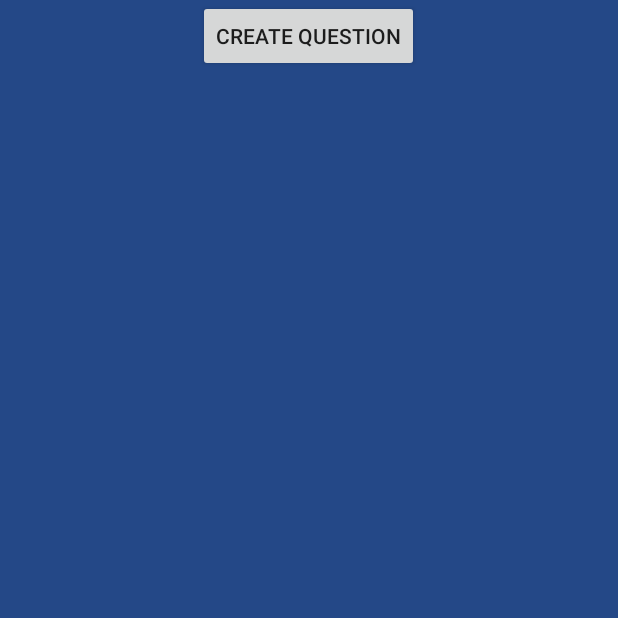
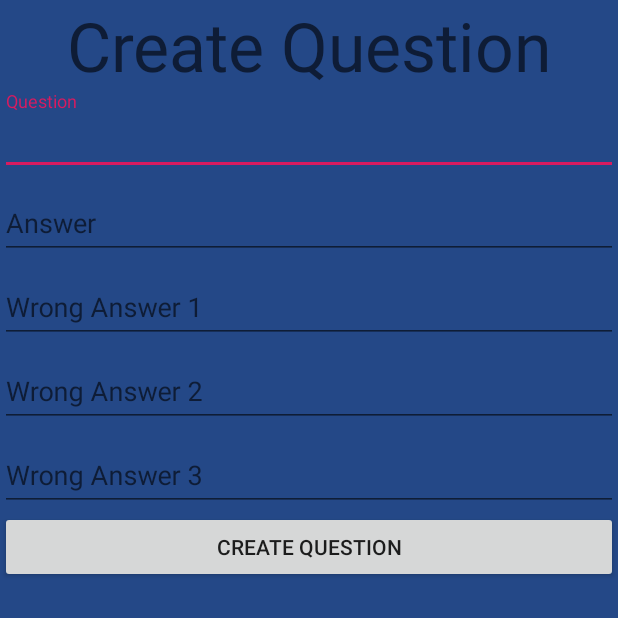
Before and after one commit to johade777/QuoteMNativeAndroid, an Android app: the QuestionsActivity screen opened directly, with no data from a screen before it, after a tap on "CREATE QUESTION", on a phone screen of 412 x 824 dp, the top half of it. Run offline under Robolectric (Android 15) with nearby library versions, the light colour scheme and no system bars; our stand-ins replace Room's generated code, RxJava.

Commit message:
Able to add questions to quizzes

```diff
--- a/app/src/main/AndroidManifest.xml
+++ b/app/src/main/AndroidManifest.xml
@@ -11,7 +11,9 @@
         android:roundIcon="@mipmap/ic_launcher_round"
         android:supportsRtl="true"
         android:theme="@style/AppTheme.NoActionBar">
-        <activity android:name=".Views_Activities.QuestionsActivity"></activity>
+        <activity android:name=".Views_Activities.CreateQuestionActivity"></activity>
+        <activity android:name=".Views_Activities.CreateQuizActivity" />
+        <activity android:name=".Views_Activities.QuestionsActivity" />
         <activity android:name=".Views_Activities.QuizzesActivity" />
         <activity
             android:name=".Views_Activities.LoginActivity"
--- /dev/null
+++ b/app/src/main/java/com/johade/quotem/Views_Activities/CreateQuestionActivity.java
@@ -0,0 +1,77 @@
+package com.johade.quotem.Views_Activities;
+
+import androidx.appcompat.app.AppCompatActivity;
+
+import android.content.Intent;
+import android.os.Bundle;
+import android.widget.Button;
+import android.widget.Toast;
+
+import com.google.android.material.textfield.TextInputEditText;
+import com.johade.quotem.R;
+import com.johade.quotem.model.InsertQuestionResponse;
+import com.johade.quotem.service.QuoteMRepository;
+
+import retrofit2.Call;
+import retrofit2.Callback;
+import retrofit2.Response;
+
+public class CreateQuestionActivity extends AppCompatActivity {
+    private QuoteMRepository repository;
+    private TextInputEditText questionInput;
+    private TextInputEditText answerInput;
+    private TextInputEditText wrongAnswerOneInput;
+    private TextInputEditText wrongAnswerTwoInput;
+    private TextInputEditText wrongAnswerThreeInput;
+    private Button insertQuestionButton;
+    private int quiz_id;
+
+    @Override
+    protected void onCreate(Bundle savedInstanceState) {
+        super.onCreate(savedInstanceState);
+        setContentView(R.layout.activity_create_question);
+
+        repository = new QuoteMRepository(this);
+
+        questionInput = findViewById(R.id.questionInput);
+        answerInput = findViewById(R.id.answerInput);
+        wrongAnswerOneInput = findViewById(R.id.wrongOneInput);
+        wrongAnswerTwoInput = findViewById(R.id.wrongTwoInput);
+        wrongAnswerThreeInput = findViewById(R.id.wrongThreeInput);
+        insertQuestionButton = findViewById(R.id.insertQuestionButton);
+        insertQuestionButton.setOnClickListener(v -> insertQuestion());
+
+        Intent intent = getIntent();
+        quiz_id = intent.getIntExtra("quiz_Id", -1);
+        if(quiz_id < 0){
+            Toast.makeText(this, "Invalid Quiz Id", Toast.LENGTH_LONG).show();
+        }
+    }
+
+    private void insertQuestion() {
+        String question = questionInput.getText().toString();
+        String answer = answerInput.getText().toString();
+        String wrong1 = wrongAnswerOneInput.getText().toString();
+        String wrong2 = wrongAnswerTwoInput.getText().toString();
+        String wrong3 = wrongAnswerThreeInput.getText().toString();
+
+        Call<InsertQuestionResponse> call = repository.insertQuestion(quiz_id, question, answer, wrong1, wrong2, wrong3);
+        call.enqueue(new Callback<InsertQuestionResponse>() {
+            @Override
+            public void onResponse(Call<InsertQuestionResponse> call, Response<InsertQuestionResponse> response) {
+                if(response.isSuccessful()) {
+                    Toast.makeText(CreateQuestionActivity.this, "Question Created", Toast.LENGTH_SHORT).show();
+                    finish();
+                }
+                else{
+                    Toast.makeText(CreateQuestionActivity.this, "Failed To Create Question", Toast.LENGTH_SHORT).show();
+                }
+            }
+
+            @Override
+            public void onFailure(Call<InsertQuestionResponse> call, Throwable t) {
+
+            }
+        });
+    }
+}
--- a/app/src/main/java/com/johade/quotem/Views_Activities/QuestionsActivity.java
+++ b/app/src/main/java/com/johade/quotem/Views_Activities/QuestionsActivity.java
@@ -14,6 +14,7 @@
 import com.johade.quotem.adapters.QuestionAdapter;
 import com.johade.quotem.adapters.QuizAdapter;
 import com.johade.quotem.model.GetQuizQuestionsResponse;
+import com.johade.quotem.model.Question;
 import com.johade.quotem.service.QuoteMRepository;
 
 import retrofit2.Call;
@@ -34,12 +35,11 @@
 
         questionReclcyer = findViewById(R.id.questionRecyclerView);
         createQuestionButton = findViewById(R.id.createQuestionButton);
-
         createQuestionButton.setOnClickListener(v -> createQuestion());
 
         repository = new QuoteMRepository(this);
         Intent intent = getIntent();
-        quiz_id = intent.getIntExtra("Quiz_Id", -1);
+        quiz_id = intent.getIntExtra("quiz_Id", -1);
         if(quiz_id < 0){
             Toast.makeText(this, "Invalid Quiz Id", Toast.LENGTH_LONG).show();
         }
@@ -54,7 +54,7 @@
     }
 
     private void getQuestions(int quizId) {
-        Call<GetQuizQuestionsResponse> call = repository.getQuizQuestions(quizId, repository.getToken());
+        Call<GetQuizQuestionsResponse> call = repository.getQuizQuestions(quizId);
         call.enqueue(new Callback<GetQuizQuestionsResponse>() {
             @Override
             public void onResponse(Call<GetQuizQuestionsResponse> call, Response<GetQuizQuestionsResponse> response) {
@@ -74,10 +74,12 @@
     }
 
     private void createQuestion() {
+        Intent intent = new Intent(this, CreateQuestionActivity.class);
+        intent.putExtra("quiz_Id", quiz_id);
+        startActivity(intent);
     }
 
     @Override
     public void onItemClick(int itemPosition) {
-        Toast.makeText(this, "Question Position: " + itemPosition, Toast.LENGTH_SHORT).show();
     }
 }
--- a/app/src/main/java/com/johade/quotem/adapters/QuestionAdapter.java
+++ b/app/src/main/java/com/johade/quotem/adapters/QuestionAdapter.java
@@ -50,6 +50,10 @@
         notifyDataSetChanged();
     }
 
+    public Question getQuestion(int postion){
+        return mQuestions.get(postion);
+    }
+
     public class QuestionViewHolder extends RecyclerView.ViewHolder implements View.OnClickListener {
         private TextView questionText;
         private TextView answerText;
--- a/app/src/main/java/com/johade/quotem/service/QuestionService.java
+++ b/app/src/main/java/com/johade/quotem/service/QuestionService.java
@@ -1,14 +1,25 @@
 package com.johade.quotem.service;
 
+import com.johade.quotem.model.InsertQuestionResponse;
+import com.johade.quotem.model.InsertQuizResponse;
 import com.johade.quotem.model.QuestionResponse;
 
 import io.reactivex.Observable;
+import retrofit2.Call;
 import retrofit2.http.GET;
+import retrofit2.http.Header;
+import retrofit2.http.POST;
 
 public interface QuestionService {
-//    @GET("getQuestions")
-//    Call<QuestionResponse> getQuestions();
-
     @GET("getQuestions")
     Observable<QuestionResponse> retrieveQuestions();
+
+    @POST("insertNewQuestion")
+    Call<InsertQuestionResponse> insertQuestion(@Header("quiz_id") int quiz_id,
+                                                @Header("question") String question,
+                                                @Header("answer") String answer,
+                                                @Header("wrong1") String wrong1,
+                                                @Header("wrong2") String wrong2,
+                                                @Header("wrong3") String wrong3,
+                                                @Header("Authorization") String authToken);
 }
--- a/app/src/main/java/com/johade/quotem/service/QuizService.java
+++ b/app/src/main/java/com/johade/quotem/service/QuizService.java
@@ -1,12 +1,18 @@
 package com.johade.quotem.service;
 
 import com.johade.quotem.model.GetQuizQuestionsResponse;
+import com.johade.quotem.model.InsertQuizResponse;
+
 import retrofit2.Call;
 import retrofit2.http.GET;
 import retrofit2.http.Header;
+import retrofit2.http.POST;
 import retrofit2.http.Path;
 
 public interface QuizService {
     @GET("viewQuiz/{quiz_id}")
     Call<GetQuizQuestionsResponse> getUserQuizzes(@Path("quiz_id") int quiz_id, @Header("Authorization") String authToken);
+
+    @POST("insertQuiz")
+    Call<InsertQuizResponse> insertQuiz(@Header("quiz_name") String quizName, @Header("quiz_time") String quizTime, @Header("Authorization") String authToken);
 }
--- a/app/src/main/java/com/johade/quotem/service/QuoteMRepository.java
+++ b/app/src/main/java/com/johade/quotem/service/QuoteMRepository.java
@@ -8,6 +8,8 @@
 
 import com.johade.quotem.model.GetQuizQuestionsResponse;
 import com.johade.quotem.model.GetQuizzesResponse;
+import com.johade.quotem.model.InsertQuestionResponse;
+import com.johade.quotem.model.InsertQuizResponse;
 import com.johade.quotem.model.LoginResponse;
 import com.johade.quotem.persistence.AppDatabase;
 import com.johade.quotem.persistence.HighScoreDao;
@@ -69,11 +71,19 @@
         return userService.login(username, password);
     }
 
-    public Call<GetQuizzesResponse> getUserQizzes(String token){
-        return userService.getUserQuizzes(token);
+    public Call<GetQuizzesResponse> getUserQizzes(){
+        return userService.getUserQuizzes(getToken());
     }
-    public Call<GetQuizQuestionsResponse> getQuizQuestions(int quizId, String token){
-        return quizSerivce.getUserQuizzes(quizId, token);
+    public Call<GetQuizQuestionsResponse> getQuizQuestions(int quizId){
+        return quizSerivce.getUserQuizzes(quizId, getToken());
+    }
+
+    public Call<InsertQuizResponse> insertQuiz(String quizName, String quizTime){
+        return quizSerivce.insertQuiz(quizName, quizTime, getToken());
+    }
+
+    public Call<InsertQuestionResponse> insertQuestion(int quiz_id, String question, String answer, String wrong1, String wrong2, String wrong3){
+        return questionService.insertQuestion(quiz_id, question, answer, wrong1, wrong2, wrong3, getToken());
     }
 
 
--- /dev/null
+++ b/app/src/main/res/layout/activity_create_question.xml
@@ -0,0 +1,98 @@
+<?xml version="1.0" encoding="utf-8"?>
+<LinearLayout xmlns:android="http://schemas.android.com/apk/res/android"
+    xmlns:app="http://schemas.android.com/apk/res-auto"
+    xmlns:tools="http://schemas.android.com/tools"
+    android:layout_width="match_parent"
+    android:layout_height="match_parent"
+    android:orientation="vertical"
+    tools:context=".Views_Activities.CreateQuestionActivity">
+    <TextView
+        android:id="@+id/textView3"
+        android:layout_width="match_parent"
+        android:layout_height="wrap_content"
+        android:gravity="center_horizontal"
+        android:text="Create Question"
+        android:textAppearance="@style/TextAppearance.AppCompat.Display2" />
+
+    <ScrollView
+        android:layout_width="match_parent"
+        android:layout_height="match_parent">
+        <LinearLayout
+            android:layout_width="match_parent"
+            android:layout_height="wrap_content"
+            android:orientation="vertical">
+
+            <com.google.android.material.textfield.TextInputLayout
+                android:layout_width="match_parent"
+                android:layout_height="wrap_content">
+
+                <com.google.android.material.textfield.TextInputEditText
+                    android:layout_width="match_parent"
+                    android:layout_height="wrap_content"
+                    android:id="@+id/questionInput"
+                    android:hint="Question"
+                    android:textColor="@android:color/white"
+                    android:textColorHint="@android:color/white" />
+
+                <com.google.android.material.textfield.TextInputLayout
+                    android:layout_width="match_parent"
+                    android:layout_height="match_parent">
+
+                    <com.google.android.material.textfield.TextInputEditText
+                        android:layout_width="match_parent"
+                        android:layout_height="wrap_content"
+                        android:id="@+id/answerInput"
+                        android:hint="Answer"
+                        android:textColor="@android:color/white"
+                        android:textColorHint="@android:color/white" />
+                </com.google.android.material.textfield.TextInputLayout>
+
+                <com.google.android.material.textfield.TextInputLayout
+                    android:layout_width="match_parent"
+                    android:layout_height="match_parent">
+
+                    <com.google.android.material.textfield.TextInputEditText
+                        android:layout_width="match_parent"
+                        android:layout_height="wrap_content"
+                        android:id="@+id/wrongOneInput"
+                        android:hint="Wrong Answer 1"
+                        android:textColor="@android:color/white"
+                        android:textColorHint="@android:color/white" />
+                </com.google.android.material.textfield.TextInputLayout>
+
+                <com.google.android.material.textfield.TextInputLayout
+                    android:layout_width="match_parent"
+                    android:layout_height="match_parent">
+
+                    <com.google.android.material.textfield.TextInputEditText
+                        android:layout_width="match_parent"
+                        android:layout_height="wrap_content"
+                        android:id="@+id/wrongTwoInput"
+                        android:hint="Wrong Answer 2"
+                        android:textColor="@android:color/white"
+                        android:textColorHint="@android:color/white" />
+                </com.google.android.material.textfield.TextInputLayout>
+
+                <com.google.android.material.textfield.TextInputLayout
+                    android:layout_width="match_parent"
+                    android:layout_height="match_parent">
+
+                    <com.google.android.material.textfield.TextInputEditText
+                        android:layout_width="match_parent"
+                        android:layout_height="wrap_content"
+                        android:id="@+id/wrongThreeInput"
+                        android:hint="Wrong Answer 3"
+                        android:textColor="@android:color/white"
+                        android:textColorHint="@android:color/white" />
+                </com.google.android.material.textfield.TextInputLayout>
+            </com.google.android.material.textfield.TextInputLayout>
+
+            <Button
+                android:id="@+id/insertQuestionButton"
+                android:layout_width="match_parent"
+                android:layout_height="wrap_content"
+                android:text="Create Question" />
+        </LinearLayout>
+    </ScrollView>
+
+</LinearLayout>
```
Also changed, not shown: app/src/main/java/com/johade/quotem/Views_Activities/CreateQuizActivity.java (added, +55 -0 lines), app/src/main/java/com/johade/quotem/Views_Activities/QuizzesActivity.java (+4 -4 lines), app/src/main/java/com/johade/quotem/model/InsertQuestionResponse.java (added, +17 -0 lines), app/src/main/java/com/johade/quotem/model/InsertQuizResponse.java (added, +17 -0 lines), app/src/main/res/layout/activity_create_quiz.xml (added, +34 -0 lines).
